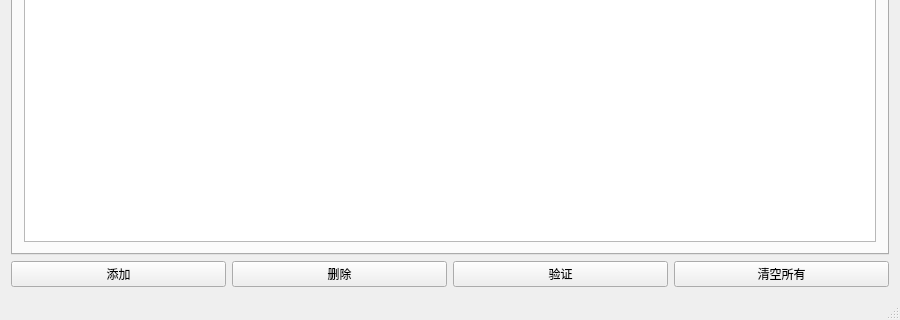
First picture: the form in mainwindow.ui, repository ukui/ukui-biometric-manager, before the edit; both pictures show x 0 to 900 and y 280 to 600 of the 900 by 600 pixel window.
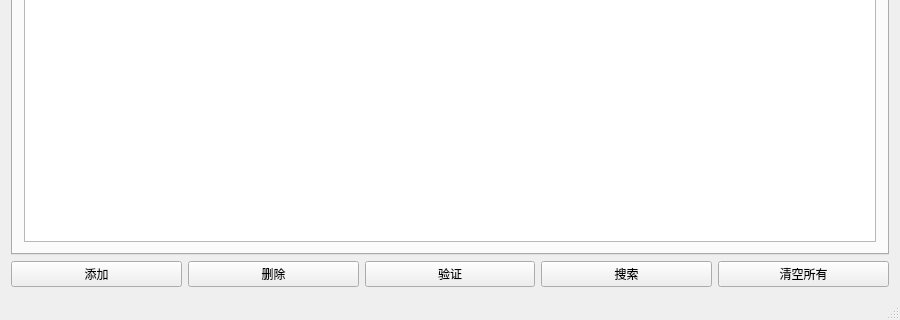
Second picture: the form after the edit.

Commit message: 完成生物特征搜索功能

The edit to the form file:
```diff
--- a/mainwindow.ui
+++ b/mainwindow.ui
@@ -117,6 +117,13 @@
         </property>
        </widget>
       </item>
+      <item>
+       <widget class="QPushButton" name="btnSearch">
+        <property name="text">
+         <string>搜索</string>
+        </property>
+       </widget>
+      </item>
       <item>
        <widget class="QPushButton" name="btnDrop">
         <property name="text">
```
The commit also changes 2 other files.
